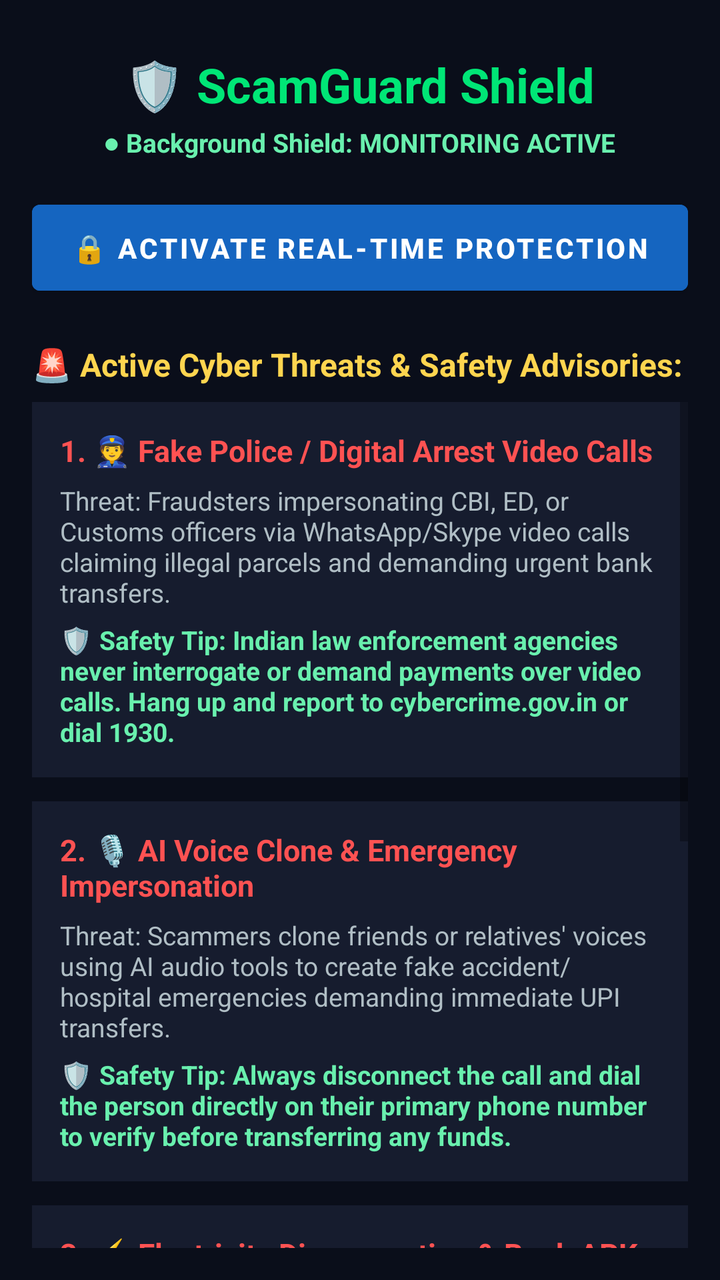
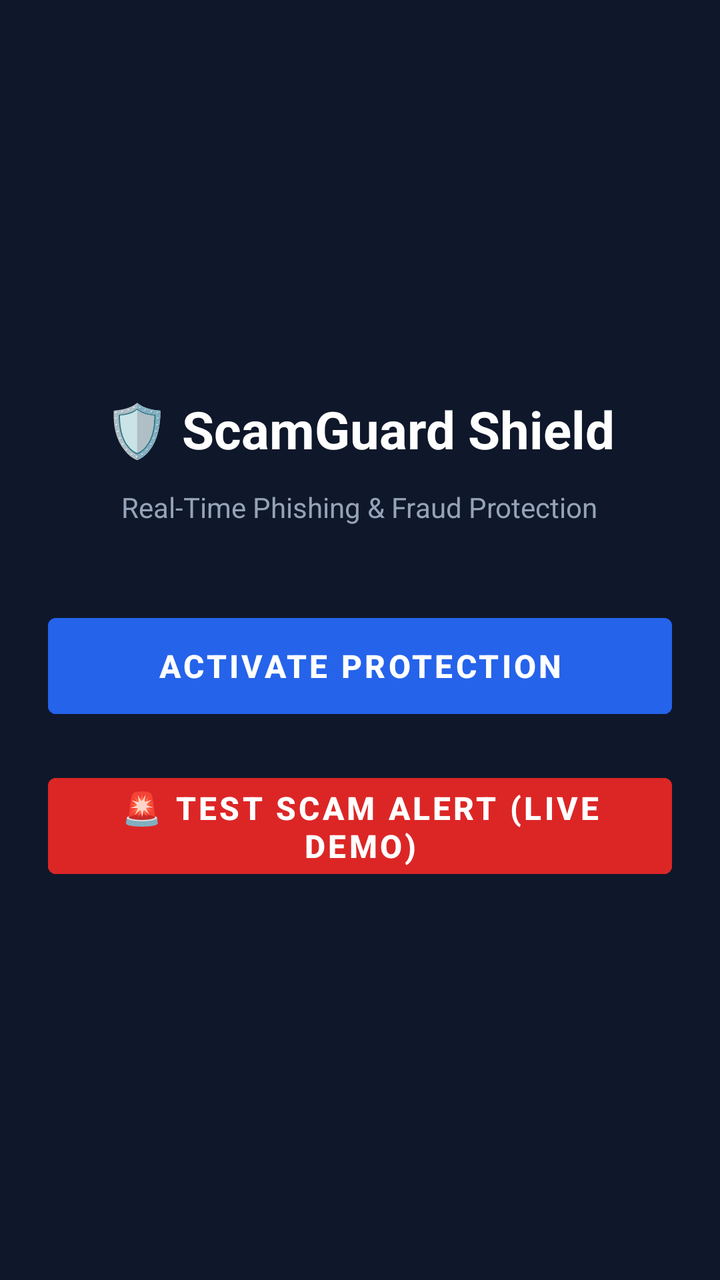

An Android layout rendered at two revisions. The XML below is the earlier revision; the diff shows what the commit changed to produce the second picture.
<!-- AndroidManifest.xml: application theme Theme.MaterialComponents.DayNight.NoActionBar -->
<!-- res/layout/activity_main.xml -->
<?xml version="1.0" encoding="utf-8"?>
<LinearLayout xmlns:android="http://schemas.android.com/apk/res/android"
    android:layout_width="match_parent"
    android:layout_height="match_parent"
    android:orientation="vertical"
    android:background="#0A0E1A"
    android:padding="16dp">

    
    <TextView
        android:id="@+id/tvTitle"
        android:layout_width="wrap_content"
        android:layout_height="wrap_content"
        android:text="🛡️ ScamGuard Shield"
        android:textColor="#00E676"
        android:textSize="24sp"
        android:textStyle="bold"
        android:layout_gravity="center_horizontal"
        android:layout_marginTop="10dp" />

    <TextView
        android:id="@+id/tvStatus"
        android:layout_width="wrap_content"
        android:layout_height="wrap_content"
        android:text="● Background Shield: MONITORING ACTIVE"
        android:textColor="#69F0AE"
        android:textSize="13sp"
        android:textStyle="bold"
        android:layout_gravity="center_horizontal"
        android:layout_marginTop="4dp" />

    
    <Button
        android:id="@+id/btnPermissions"
        android:layout_width="match_parent"
        android:layout_height="wrap_content"
        android:text="🔒 Activate Real-time Protection"
        android:textColor="#FFFFFF"
        android:textStyle="bold"
        android:backgroundTint="#1565C0"
        android:layout_marginTop="16dp"
        android:padding="12dp" />

    
    <TextView
        android:layout_width="wrap_content"
        android:layout_height="wrap_content"
        android:text="🚨 Active Cyber Threats &amp; Safety Advisories:"
        android:textColor="#FFD54F"
        android:textSize="16sp"
        android:textStyle="bold"
        android:layout_marginTop="20dp"
        android:layout_marginBottom="8dp" />

    
    <ScrollView
        android:layout_width="match_parent"
        android:layout_height="match_parent">

        <LinearLayout
            android:layout_width="match_parent"
            android:layout_height="wrap_content"
            android:orientation="vertical"
            android:paddingBottom="24dp">

            
            <LinearLayout
                android:layout_width="match_parent"
                android:layout_height="wrap_content"
                android:orientation="vertical"
                android:background="#161C2E"
                android:padding="14dp"
                android:layout_marginBottom="12dp">

                <TextView
                    android:layout_width="wrap_content"
                    android:layout_height="wrap_content"
                    android:text="1. 👮 Fake Police / Digital Arrest Video Calls"
                    android:textColor="#FF5252"
                    android:textStyle="bold"
                    android:textSize="15sp" />

                <TextView
                    android:layout_width="match_parent"
                    android:layout_height="wrap_content"
                    android:text="Threat: Fraudsters impersonating CBI, ED, or Customs officers via WhatsApp/Skype video calls claiming illegal parcels and demanding urgent bank transfers."
                    android:textColor="#B0BEC5"
                    android:textSize="13sp"
                    android:layout_marginTop="6dp" />

                <TextView
                    android:layout_width="match_parent"
                    android:layout_height="wrap_content"
                    android:text="🛡️ Safety Tip: Indian law enforcement agencies never interrogate or demand payments over video calls. Hang up and report to cybercrime.gov.in or dial 1930."
                    android:textColor="#69F0AE"
                    android:textSize="13sp"
                    android:textStyle="bold"
                    android:layout_marginTop="6dp" />
            </LinearLayout>

            
            <LinearLayout
                android:layout_width="match_parent"
                android:layout_height="wrap_content"
                android:orientation="vertical"
                android:background="#161C2E"
                android:padding="14dp"
                android:layout_marginBottom="12dp">

                <TextView
                    android:layout_width="wrap_content"
                    android:layout_height="wrap_content"
                    android:text="2. 🎙️ AI Voice Clone &amp; Emergency Impersonation"
                    android:textColor="#FF5252"
                    android:textStyle="bold"
                    android:textSize="15sp" />

                <TextView
                    android:layout_width="match_parent"
                    android:layout_height="wrap_content"
                    android:text="Threat: Scammers clone friends or relatives' voices using AI audio tools to create fake accident/hospital emergencies demanding immediate UPI transfers."
                    android:textColor="#B0BEC5"
                    android:textSize="13sp"
                    android:layout_marginTop="6dp" />

                <TextView
                    android:layout_width="match_parent"
                    android:layout_height="wrap_content"
                    android:text="🛡️ Safety Tip: Always disconnect the call and dial the person directly on their primary phone number to verify before transferring any funds."
                    android:textColor="#69F0AE"
                    android:textSize="13sp"
                    android:textStyle="bold"
                    android:layout_marginTop="6dp" />
            </LinearLayout>

            
            <LinearLayout
                android:layout_width="match_parent"
                android:layout_height="wrap_content"
                android:orientation="vertical"
                android:background="#161C2E"
                android:padding="14dp"
                android:layout_marginBottom="12dp">

                <TextView
                    android:layout_width="wrap_content"
                    android:layout_height="wrap_content"
                    android:text="3. ⚡ Electricity Disconnection &amp; Bank APK Fraud"
                    android:textColor="#FF5252"
                    android:textStyle="bold"
                    android:textSize="15sp" />

                <TextView
                    android:layout_width="match_parent"
                    android:layout_height="wrap_content"
                    android:text="Threat: SMS claiming 'Power will be disconnected tonight' or WhatsApp files named 'SBI_Reward.apk' / 'Mahadiscom_Update.apk' that steal banking OTPs."
                    android:textColor="#B0BEC5"
                    android:textSize="13sp"
                    android:layout_marginTop="6dp" />

                <TextView
                    android:layout_width="match_parent"
                    android:layout_height="wrap_content"
                    android:text="🛡️ Safety Tip: Never download .apk files shared via chat apps. Always pay bills through official utility apps or authorized websites."
                    android:textColor="#69F0AE"
                    android:textSize="13sp"
                    android:textStyle="bold"
                    android:layout_marginTop="6dp" />
            </LinearLayout>

            
            <LinearLayout
                android:layout_width="match_parent"
                android:layout_height="wrap_content"
                android:orientation="vertical"
                android:background="#161C2E"
                android:padding="14dp"
                android:layout_marginBottom="12dp">

                <TextView
                    android:layout_width="wrap_content"
                    android:layout_height="wrap_content"
                    android:text="4. 💼 Part-Time Task &amp; Crypto Investment Scam"
                    android:textColor="#FF5252"
                    android:textStyle="bold"
                    android:textSize="15sp" />

                <TextView
                    android:layout_width="match_parent"
                    android:layout_height="wrap_content"
                    android:text="Threat: Offering ₹3,000-₹5,000 daily for liking YouTube videos or rating Google Maps locations, followed by demands for crypto deposits."
                    android:textColor="#B0BEC5"
                    android:textSize="13sp"
                    android:layout_marginTop="6dp" />

                <TextView
                    android:layout_width="match_parent"
                    android:layout_height="wrap_content"
                    android:text="🛡️ Safety Tip: Legitimate enterprises never ask for security deposits for jobs. Block and report unknown Telegram/WhatsApp job offers."
                    android:textColor="#69F0AE"
                    android:textSize="13sp"
                    android:textStyle="bold"
                    android:layout_marginTop="6dp" />
            </LinearLayout>

        </LinearLayout>
    </ScrollView>

</LinearLayout>
<!-- resources referenced by this layout -->
<resources>

</resources>

<!-- the commit's change to res/layout/activity_main.xml (unified diff, before → after) -->
@@ -3,207 +3,48 @@
     android:layout_width="match_parent"
     android:layout_height="match_parent"
     android:orientation="vertical"
-    android:background="#0A0E1A"
-    android:padding="16dp">
+    android:gravity="center"
+    android:padding="24dp"
+    android:background="#0F172A">
 
-    
     <TextView
-        android:id="@+id/tvTitle"
         android:layout_width="wrap_content"
         android:layout_height="wrap_content"
         android:text="🛡️ ScamGuard Shield"
-        android:textColor="#00E676"
-        android:textSize="24sp"
+        android:textColor="#FFFFFF"
+        android:textSize="26sp"
         android:textStyle="bold"
-        android:layout_gravity="center_horizontal"
-        android:layout_marginTop="10dp" />
+        android:layout_marginBottom="12dp" />
 
     <TextView
-        android:id="@+id/tvStatus"
         android:layout_width="wrap_content"
         android:layout_height="wrap_content"
-        android:text="● Background Shield: MONITORING ACTIVE"
-        android:textColor="#69F0AE"
-        android:textSize="13sp"
-        android:textStyle="bold"
-        android:layout_gravity="center_horizontal"
-        android:layout_marginTop="4dp" />
+        android:text="Real-Time Phishing &amp; Fraud Protection"
+        android:textColor="#94A3B8"
+        android:textSize="14sp"
+        android:layout_marginBottom="40dp" />
 
     
     <Button
         android:id="@+id/btnPermissions"
         android:layout_width="match_parent"
-        android:layout_height="wrap_content"
-        android:text="🔒 Activate Real-time Protection"
+        android:layout_height="60dp"
+        android:text="ACTIVATE PROTECTION"
+        android:textSize="16sp"
+        android:textStyle="bold"
+        android:backgroundTint="#2563EB"
         android:textColor="#FFFFFF"
-        android:textStyle="bold"
-        android:backgroundTint="#1565C0"
-        android:layout_marginTop="16dp"
-        android:padding="12dp" />
+        android:layout_marginBottom="20dp" />
 
     
-    <TextView
-        android:layout_width="wrap_content"
-        android:layout_height="wrap_content"
-        android:text="🚨 Active Cyber Threats &amp; Safety Advisories:"
-        android:textColor="#FFD54F"
+    <Button
+        android:id="@+id/btnSimulateScam"
+        android:layout_width="match_parent"
+        android:layout_height="60dp"
+        android:text="🚨 TEST SCAM ALERT (LIVE DEMO)"
         android:textSize="16sp"
         android:textStyle="bold"
-        android:layout_marginTop="20dp"
-        android:layout_marginBottom="8dp" />
-
-    
-    <ScrollView
-        android:layout_width="match_parent"
-        android:layout_height="match_parent">
-
-        <LinearLayout
-            android:layout_width="match_parent"
-            android:layout_height="wrap_content"
-            android:orientation="vertical"
-            android:paddingBottom="24dp">
-
-            
-            <LinearLayout
-                android:layout_width="match_parent"
-                android:layout_height="wrap_content"
-                android:orientation="vertical"
-                android:background="#161C2E"
-                android:padding="14dp"
-                android:layout_marginBottom="12dp">
-
-                <TextView
-                    android:layout_width="wrap_content"
-                    android:layout_height="wrap_content"
-                    android:text="1. 👮 Fake Police / Digital Arrest Video Calls"
-                    android:textColor="#FF5252"
-                    android:textStyle="bold"
-                    android:textSize="15sp" />
-
-                <TextView
-                    android:layout_width="match_parent"
-                    android:layout_height="wrap_content"
-                    android:text="Threat: Fraudsters impersonating CBI, ED, or Customs officers via WhatsApp/Skype video calls claiming illegal parcels and demanding urgent bank transfers."
-                    android:textColor="#B0BEC5"
-                    android:textSize="13sp"
-                    android:layout_marginTop="6dp" />
-
-                <TextView
-                    android:layout_width="match_parent"
-                    android:layout_height="wrap_content"
-                    android:text="🛡️ Safety Tip: Indian law enforcement agencies never interrogate or demand payments over video calls. Hang up and report to cybercrime.gov.in or dial 1930."
-                    android:textColor="#69F0AE"
-                    android:textSize="13sp"
-                    android:textStyle="bold"
-                    android:layout_marginTop="6dp" />
-            </LinearLayout>
-
-            
-            <LinearLayout
-                android:layout_width="match_parent"
-                android:layout_height="wrap_content"
-                android:orientation="vertical"
-                android:background="#161C2E"
-                android:padding="14dp"
-                android:layout_marginBottom="12dp">
-
-                <TextView
-                    android:layout_width="wrap_content"
-                    android:layout_height="wrap_content"
-                    android:text="2. 🎙️ AI Voice Clone &amp; Emergency Impersonation"
-                    android:textColor="#FF5252"
-                    android:textStyle="bold"
-                    android:textSize="15sp" />
-
-                <TextView
-                    android:layout_width="match_parent"
-                    android:layout_height="wrap_content"
-                    android:text="Threat: Scammers clone friends or relatives' voices using AI audio tools to create fake accident/hospital emergencies demanding immediate UPI transfers."
-                    android:textColor="#B0BEC5"
-                    android:textSize="13sp"
-                    android:layout_marginTop="6dp" />
-
-                <TextView
-                    android:layout_width="match_parent"
-                    android:layout_height="wrap_content"
-                    android:text="🛡️ Safety Tip: Always disconnect the call and dial the person directly on their primary phone number to verify before transferring any funds."
-                    android:textColor="#69F0AE"
-                    android:textSize="13sp"
-                    android:textStyle="bold"
-                    android:layout_marginTop="6dp" />
-            </LinearLayout>
-
-            
-            <LinearLayout
-                android:layout_width="match_parent"
-                android:layout_height="wrap_content"
-                android:orientation="vertical"
-                android:background="#161C2E"
-                android:padding="14dp"
-                android:layout_marginBottom="12dp">
-
-                <TextView
-                    android:layout_width="wrap_content"
-                    android:layout_height="wrap_content"
-                    android:text="3. ⚡ Electricity Disconnection &amp; Bank APK Fraud"
-                    android:textColor="#FF5252"
-                    android:textStyle="bold"
-                    android:textSize="15sp" />
-
-                <TextView
-                    android:layout_width="match_parent"
-                    android:layout_height="wrap_content"
-                    android:text="Threat: SMS claiming 'Power will be disconnected tonight' or WhatsApp files named 'SBI_Reward.apk' / 'Mahadiscom_Update.apk' that steal banking OTPs."
-                    android:textColor="#B0BEC5"
-                    android:textSize="13sp"
-                    android:layout_marginTop="6dp" />
-
-                <TextView
-                    android:layout_width="match_parent"
-                    android:layout_height="wrap_content"
-                    android:text="🛡️ Safety Tip: Never download .apk files shared via chat apps. Always pay bills through official utility apps or authorized websites."
-                    android:textColor="#69F0AE"
-                    android:textSize="13sp"
-                    android:textStyle="bold"
-                    android:layout_marginTop="6dp" />
-            </LinearLayout>
-
-            
-            <LinearLayout
-                android:layout_width="match_parent"
-                android:layout_height="wrap_content"
-                android:orientation="vertical"
-                android:background="#161C2E"
-                android:padding="14dp"
-                android:layout_marginBottom="12dp">
-
-                <TextView
-                    android:layout_width="wrap_content"
-                    android:layout_height="wrap_content"
-                    android:text="4. 💼 Part-Time Task &amp; Crypto Investment Scam"
-                    android:textColor="#FF5252"
-                    android:textStyle="bold"
-                    android:textSize="15sp" />
-
-                <TextView
-                    android:layout_width="match_parent"
-                    android:layout_height="wrap_content"
-                    android:text="Threat: Offering ₹3,000-₹5,000 daily for liking YouTube videos or rating Google Maps locations, followed by demands for crypto deposits."
-                    android:textColor="#B0BEC5"
-                    android:textSize="13sp"
-                    android:layout_marginTop="6dp" />
-
-                <TextView
-                    android:layout_width="match_parent"
-                    android:layout_height="wrap_content"
-                    android:text="🛡️ Safety Tip: Legitimate enterprises never ask for security deposits for jobs. Block and report unknown Telegram/WhatsApp job offers."
-                    android:textColor="#69F0AE"
-                    android:textSize="13sp"
-                    android:textStyle="bold"
-                    android:layout_marginTop="6dp" />
-            </LinearLayout>
-
-        </LinearLayout>
-    </ScrollView>
+        android:backgroundTint="#DC2626"
+        android:textColor="#FFFFFF" />
 
 </LinearLayout>
